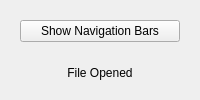
Old version of the form src/qt_ui/pem_file_form.ui in the repository Eric-Meunier/Processor-Suite.
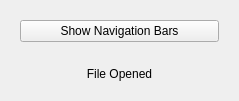
New version of the form.

Commit message: Add loading text when opening file

The edit to the form file:
```diff
--- a/src/qt_ui/pem_file_form.ui
+++ b/src/qt_ui/pem_file_form.ui
@@ -2,6 +2,14 @@
 <ui version="4.0">
  <class>pem_file_form</class>
  <widget class="QWidget" name="pem_file_form">
+  <property name="geometry">
+   <rect>
+    <x>0</x>
+    <y>0</y>
+    <width>239</width>
+    <height>101</height>
+   </rect>
+  </property>
   <layout class="QVBoxLayout" name="verticalLayout">
    <item>
     <widget class="QWidget" name="widget" native="true">
```
Left out of the diff: 2 changed lines with no effect on the pictures. The commit also changes 2 other files.
